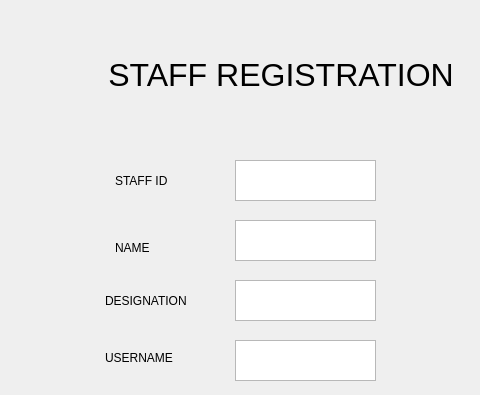
Qt form staffRegistration.ui (MARK-42/Store_Management) before a commit; both pictures show x 105 to 585 and y 0 to 395 of the 800 by 600 pixel window.
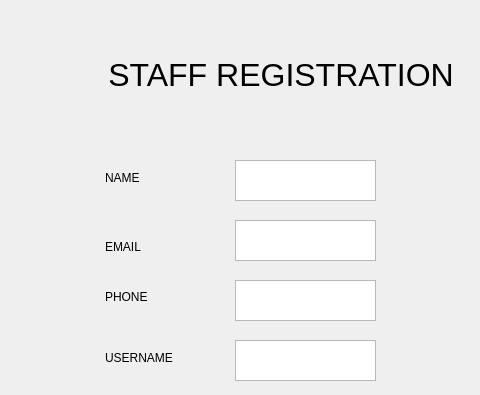
The same form after that commit.

Diff of the .ui file:
```diff
--- a/staffRegistration.ui
+++ b/staffRegistration.ui
@@ -27,24 +27,11 @@
      <string>&lt;html&gt;&lt;head/&gt;&lt;body&gt;&lt;p align=&quot;center&quot;&gt;&lt;span style=&quot; font-size:24pt;&quot;&gt;STAFF REGISTRATION &lt;/span&gt;&lt;/p&gt;&lt;/body&gt;&lt;/html&gt;</string>
     </property>
    </widget>
-   <widget class="QLabel" name="label_2">
-    <property name="geometry">
-     <rect>
-      <x>220</x>
-      <y>160</y>
-      <width>91</width>
-      <height>41</height>
-     </rect>
-    </property>
-    <property name="text">
-     <string>STAFF ID</string>
-    </property>
-   </widget>
-   <widget class="QTextEdit" name="staffIdTbox">
+   <widget class="QTextEdit" name="staffEmailTbox">
     <property name="geometry">
      <rect>
       <x>340</x>
-      <y>160</y>
+      <y>220</y>
       <width>141</width>
       <height>41</height>
      </rect>
@@ -53,8 +40,8 @@
    <widget class="QLabel" name="label_3">
     <property name="geometry">
      <rect>
-      <x>220</x>
-      <y>240</y>
+      <x>210</x>
+      <y>170</y>
       <width>81</width>
       <height>16</height>
      </rect>
@@ -63,19 +50,6 @@
      <string>NAME</string>
     </property>
    </widget>
-   <widget class="QLabel" name="label_4">
-    <property name="geometry">
-     <rect>
-      <x>210</x>
-      <y>290</y>
-      <width>91</width>
-      <height>21</height>
-     </rect>
-    </property>
-    <property name="text">
-     <string>DESIGNATION</string>
-    </property>
-   </widget>
    <widget class="QLabel" name="label_5">
     <property name="geometry">
      <rect>
@@ -106,13 +80,13 @@
     <property name="geometry">
      <rect>
       <x>340</x>
-      <y>220</y>
+      <y>160</y>
       <width>141</width>
       <height>41</height>
      </rect>
     </property>
    </widget>
-   <widget class="QTextEdit" name="staffDesgTb">
+   <widget class="QTextEdit" name="staffPhoneTb">
     <property name="geometry">
      <rect>
       <x>340</x>
@@ -155,6 +129,32 @@
      <string>REGISTER</string>
     </property>
    </widget>
+   <widget class="QLabel" name="label_2">
+    <property name="geometry">
+     <rect>
+      <x>210</x>
+      <y>240</y>
+      <width>47</width>
+      <height>13</height>
+     </rect>
+    </property>
+    <property name="text">
+     <string>EMAIL</string>
+    </property>
+   </widget>
+   <widget class="QLabel" name="label_4">
+    <property name="geometry">
+     <rect>
+      <x>210</x>
+      <y>290</y>
+      <width>47</width>
+      <height>13</height>
+     </rect>
+    </property>
+    <property name="text">
+     <string>PHONE</string>
+    </property>
+   </widget>
   </widget>
  </widget>
  <resources/>
```
